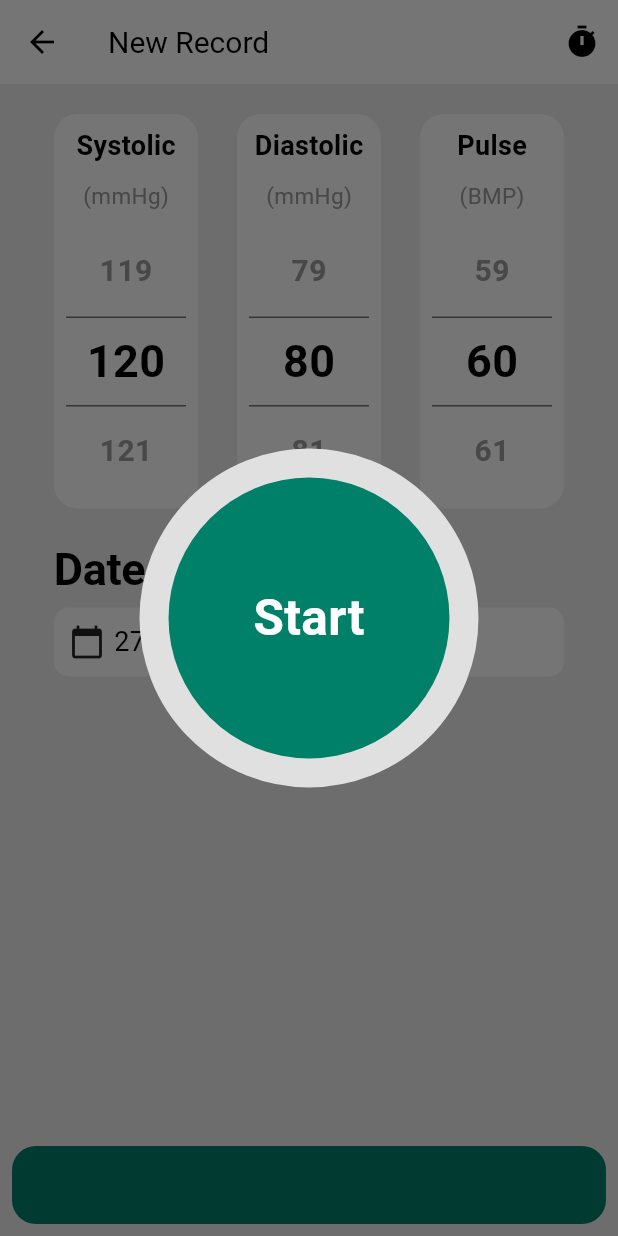
After one commit to EgorP51/pulse_tracker, a Flutter app: the RecordWidget screen opened directly, after a tap on the "timer" icon, on a phone screen of 412 x 824 dp. The commit adds this screen. Run offline on Flutter 3.47's test engine with Material 3 defaults, Android fonts, the phone set to English and light mode, and no system bars; drawn by our look-alikes of circular_countdown_timer, numberpicker; our stand-ins replace equatable, flutter_bloc, get_it, hive, hive_flutter; accounts and stored records are empty.

Commit message:
add a timer to count down the minute

```diff
--- a/lib/features/pulse_tracker/presentation/widgets/record/record_widget.dart
+++ b/lib/features/pulse_tracker/presentation/widgets/record/record_widget.dart
@@ -1,3 +1,5 @@
+import 'package:circular_countdown_timer/circular_countdown_timer.dart';
+import 'package:circular_countdown_timer/countdown_text_format.dart';
 import 'package:flutter/cupertino.dart';
 import 'package:flutter/material.dart';
 import 'package:pulse_tracker/core/di/locator.dart';
@@ -5,6 +7,7 @@
 import 'package:pulse_tracker/features/pulse_tracker/data/models/record_model.dart';
 import 'package:pulse_tracker/features/pulse_tracker/presentation/widgets/record/custom_date_time_picker.dart';
 import 'package:pulse_tracker/features/pulse_tracker/presentation/widgets/record/custom_number_picker.dart';
+import 'package:pulse_tracker/features/pulse_tracker/presentation/widgets/record/timer_widget.dart';
 
 import '../../../manager/pulse_tracker_bloc.dart';
 
@@ -56,7 +59,22 @@
   @override
   Widget build(BuildContext context) {
     return Scaffold(
-      appBar: AppBar(title: const Text('New Record')),
+      appBar: AppBar(
+        title: const Text('New Record'),
+        actions: [
+          IconButton(
+            icon: const Icon(Icons.timer),
+            onPressed: () {
+              showDialog(
+                context: context,
+                builder: (context) {
+                  return const TimerWidget();
+                },
+              );
+            },
+          ),
+        ],
+      ),
       body: Padding(
         padding: const EdgeInsets.symmetric(horizontal: 36),
         child: Center(
@@ -65,7 +83,6 @@
             crossAxisAlignment: CrossAxisAlignment.start,
             children: [
               const SizedBox(height: 20),
-              // DATA INPUT
               Row(
                 mainAxisAlignment: MainAxisAlignment.spaceBetween,
                 children: [
@@ -86,7 +103,6 @@
                 ],
               ),
               const SizedBox(height: 16),
-              // TEXT
               Padding(
                 padding: const EdgeInsets.symmetric(vertical: 8),
                 child: Text(
@@ -94,7 +110,6 @@
                   style: Theme.of(context).textTheme.displayLarge,
                 ),
               ),
-              // DATE INPUT
               CustomDateTimePicker(
                 onDateSelected: onDateSelected,
                 onTimeSelected: onTimeSelected,
--- /dev/null
+++ b/lib/features/pulse_tracker/presentation/widgets/record/timer_widget.dart
@@ -0,0 +1,79 @@
+import 'package:circular_countdown_timer/circular_countdown_timer.dart';
+import 'package:flutter/material.dart';
+
+class TimerWidget extends StatefulWidget {
+  const TimerWidget({super.key});
+
+  @override
+  State<TimerWidget> createState() => _TimerWidgetState();
+}
+
+class _TimerWidgetState extends State<TimerWidget> {
+  late CountDownController _controller;
+
+  @override
+  void initState() {
+    _controller = CountDownController();
+    super.initState();
+  }
+
+  @override
+  Widget build(BuildContext context) {
+    return AlertDialog(
+      backgroundColor: Colors.transparent,
+      elevation: 0,
+      contentPadding: EdgeInsets.zero,
+      content: Column(
+        mainAxisSize: MainAxisSize.min,
+        mainAxisAlignment: MainAxisAlignment.center,
+        children: [
+          GestureDetector(
+            onTap: () {
+              _controller.start();
+            },
+            child: CircularCountDownTimer(
+              duration: 60,
+              initialDuration: 0,
+              controller: _controller,
+              width: MediaQuery.of(context).size.width / 2,
+              height: MediaQuery.of(context).size.width / 2,
+              ringColor: Colors.grey[300]!,
+              fillColor: Theme.of(context).colorScheme.primary.withOpacity(0.3),
+              backgroundColor: Theme.of(context).colorScheme.primary,
+              strokeWidth: 20.0,
+              strokeCap: StrokeCap.round,
+              textStyle: const TextStyle(
+                fontSize: 33.0,
+                color: Colors.white,
+                fontWeight: FontWeight.bold,
+              ),
+              textFormat: CountdownTextFormat.MM_SS,
+              isReverse: true,
+              isReverseAnimation: false,
+              isTimerTextShown: true,
+              autoStart: false,
+              onStart: () {
+                debugPrint('Countdown Started');
+              },
+              onComplete: () async {
+                debugPrint('Countdown Ended');
+                await Future.delayed(const Duration(seconds: 1));
+                Navigator.pop(context);
+              },
+              onChange: (String timeStamp) {
+                debugPrint('Countdown Changed $timeStamp');
+              },
+              timeFormatterFunction: (defaultFormatterFunction, duration) {
+                if (duration.inSeconds == 60) {
+                  return "Start";
+                } else {
+                  return Function.apply(defaultFormatterFunction, [duration]);
+                }
+              },
+            ),
+          ),
+        ],
+      ),
+    );
+  }
+}
--- a/pubspec.yaml
+++ b/pubspec.yaml
@@ -43,6 +43,7 @@
   hive: ^2.2.3
   hive_flutter: ^1.1.0
   hive_generator: ^2.0.1
+  circular_countdown_timer: ^0.2.3
 
 dev_dependencies:
   flutter_test:
```
Also changed, not shown: pubspec.lock.
